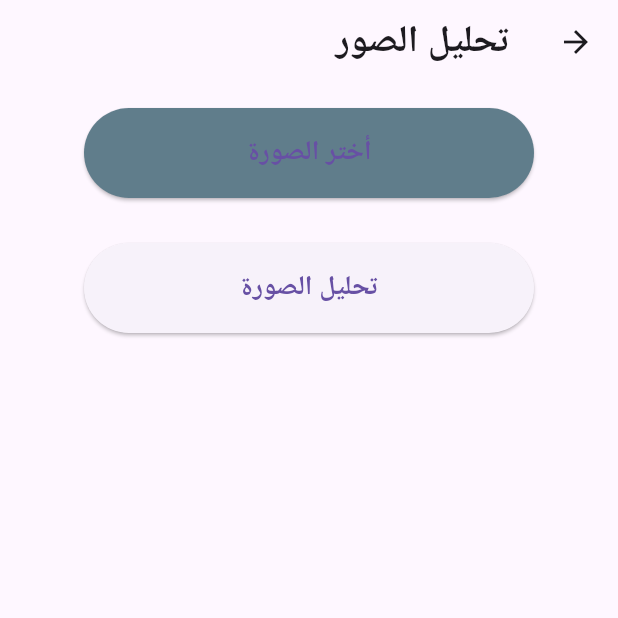
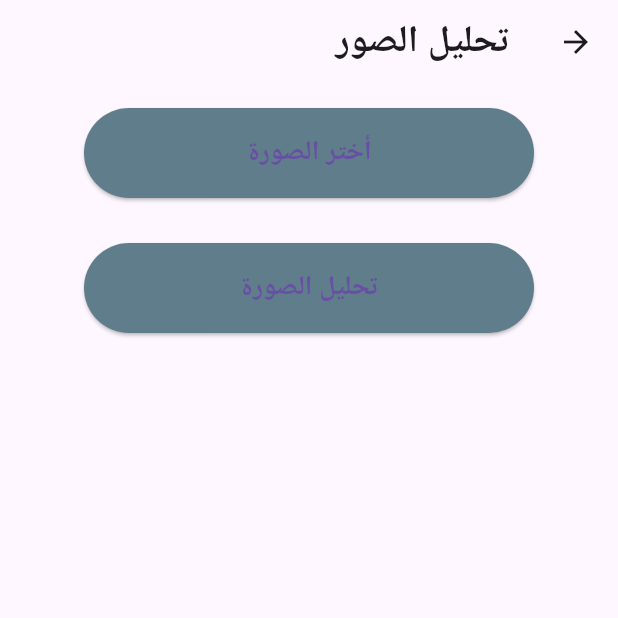
Before and after one commit to MalekAlzaeem/AppMyTools, a Flutter app: the ImageAnalyzer screen opened directly, on a phone screen of 412 x 824 dp, the top half of it. Run offline on Flutter 3.47's test engine with Material 3 defaults, Android fonts, the phone set to English and light mode, and no system bars; our stand-ins replace image_picker; missing offline and left inert: exif.

Commit message:
style is colors all button

```diff
--- a/mytools/lib/Image_Analyzer.dart
+++ b/mytools/lib/Image_Analyzer.dart
@@ -87,6 +87,7 @@ class _ImageAnalyzerState extends State<ImageAnalyzer> {
                   SizedBox(height: 20),
                   ElevatedButton(
                     style: ElevatedButton.styleFrom(
+                      backgroundColor: Colors.blueGrey,
                       minimumSize: Size(300, 60),
                     ),
                     onPressed: _analyzeImage,
@@ -102,6 +103,7 @@ class _ImageAnalyzerState extends State<ImageAnalyzer> {
                     SizedBox(height: 10),
                     ElevatedButton(
                       style: ElevatedButton.styleFrom(
+                        backgroundColor: Colors.blueGrey,
                         minimumSize: Size(250, 50),
                       ),
                       onPressed: () {
@@ -126,6 +128,7 @@ class _ImageAnalyzerState extends State<ImageAnalyzer> {
                     SizedBox(height: 10),
                     ElevatedButton(
                       style: ElevatedButton.styleFrom(
+                        backgroundColor: Colors.blueGrey,
                         minimumSize: Size(250, 50),
                       ),
                       onPressed: () {
@@ -143,6 +146,7 @@ class _ImageAnalyzerState extends State<ImageAnalyzer> {
                     SizedBox(height: 10),
                     ElevatedButton(
                       style: ElevatedButton.styleFrom(
+                        backgroundColor: Colors.blueGrey,
                         minimumSize: Size(250, 50),
                       ),
                       onPressed: () {
@@ -160,6 +164,7 @@ class _ImageAnalyzerState extends State<ImageAnalyzer> {
                     SizedBox(height: 10),
                     ElevatedButton(
                       style: ElevatedButton.styleFrom(
+                        backgroundColor: Colors.blueGrey,
                         minimumSize: Size(250, 50),
                       ),
                       onPressed: () {
@@ -196,6 +201,7 @@ class _ImageAnalyzerState extends State<ImageAnalyzer> {
                     SizedBox(height: 10),
                     ElevatedButton(
                       style: ElevatedButton.styleFrom(
+                        backgroundColor: Colors.blueGrey,
                         minimumSize: Size(250, 50),
                       ),
                       onPressed: _copyAllData,
```
